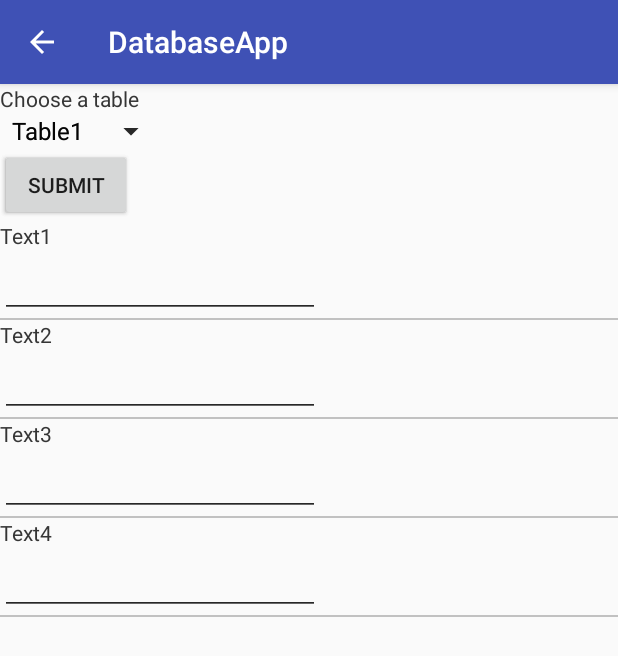
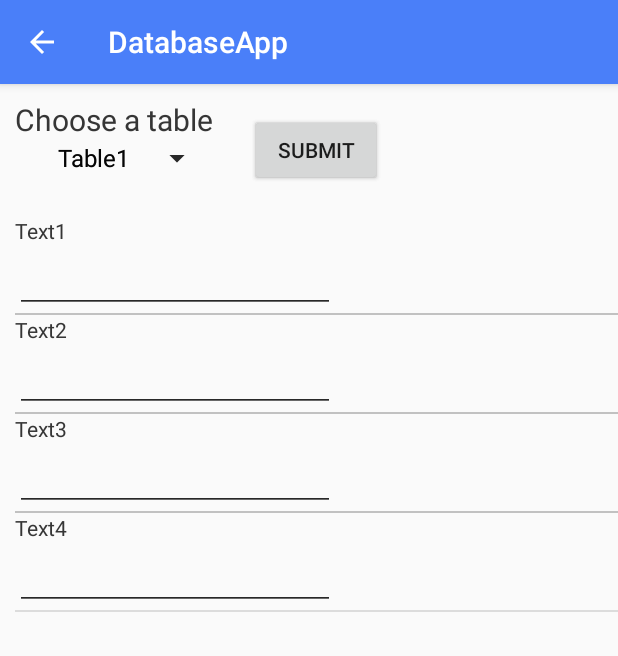
Before and after one commit to colinBranca/Database, an Android app: the InsertDeleteActivity screen opened directly, with no data from a screen before it, on a phone screen of 412 x 824 dp. Shown: the top 656 px of the screen. Run offline under Robolectric (Android 15) with nearby library versions, the phone set to English and light mode, and no system bars.

Commit message:
New layout organisation and unified colour theme

```diff
--- a/DatabaseApp/app/src/main/java/ch/epfl/database/databaseapp/SearchActivity.java
+++ b/DatabaseApp/app/src/main/java/ch/epfl/database/databaseapp/SearchActivity.java
@@ -22,6 +22,7 @@ public class SearchActivity extends AppCompatActivity{
         setContentView(R.layout.activity_search);
 
         final EditText searchText = (EditText) findViewById(R.id.search_text);
+
         Button advancedOptions = (Button) findViewById(R.id.button_advanced);
 
         advancedInvisible();
--- a/DatabaseApp/app/src/main/res/drawable/side_nav_bar.xml
+++ b/DatabaseApp/app/src/main/res/drawable/side_nav_bar.xml
@@ -2,8 +2,8 @@
     android:shape="rectangle">
     <gradient
         android:angle="135"
-        android:centerColor="#4CAF50"
-        android:endColor="#2E7D32"
-        android:startColor="#81C784"
+        android:endColor="@color/colorPrimaryDark"
+        android:centerColor="@color/colorPrimaryCenter"
+        android:startColor="@color/colorPrimary"
         android:type="linear" />
 </shape>
--- a/DatabaseApp/app/src/main/res/layout/activity_insert_delete.xml
+++ b/DatabaseApp/app/src/main/res/layout/activity_insert_delete.xml
@@ -21,68 +21,96 @@
             <FrameLayout
                 android:id="@android:id/tabcontent"
                 android:layout_width="match_parent"
-                android:layout_height="match_parent">
+                android:layout_height="match_parent"
+                android:layout_marginLeft="10sp"
+                android:layout_marginStart="10sp">
 
                 <LinearLayout
                     android:id="@+id/insert_tab"
-                    android:text="@string/insert"
                     android:layout_width="match_parent"
                     android:layout_height="match_parent"
                     android:orientation="vertical">
+
+                    <RelativeLayout
+                        android:layout_width="match_parent"
+                        android:layout_height="wrap_content">
 
                     <TextView
                         android:id="@+id/choose_table_insert"
                         android:layout_width="wrap_content"
                         android:layout_height="wrap_content"
+                        android:layout_marginTop="10sp"
+                        android:textSize="20sp"
                         android:text="@string/choose_a_table" />
 
                     <Spinner
                         android:id="@+id/tables_menu_insert"
                         android:text="@string/tables"
                         android:layout_width="wrap_content"
-                        android:layout_height="wrap_content" />
+                        android:layout_height="wrap_content"
+                        android:layout_below="@+id/choose_table_insert"
+                        android:layout_alignRight="@+id/choose_table_insert"
+                        android:layout_alignEnd="@+id/choose_table_insert" />
 
                     <Button
                         android:id="@+id/submit_insert"
                         android:layout_width="wrap_content"
                         android:layout_height="wrap_content"
-                        android:text="@string/submit" />
+                        android:layout_marginTop="20sp"
+                        android:text="@string/submit"
+                        android:layout_alignParentTop="true"
+                        android:layout_centerHorizontal="true" />
+                    </RelativeLayout>
 
                     <ListView
                         android:id="@+id/elements_to_insert"
                         android:layout_width="match_parent"
-                        android:layout_height="match_parent" />
+                        android:layout_height="wrap_content"
+                        android:layout_marginTop="20sp"/>
                 </LinearLayout>
 
                 <LinearLayout
                     android:id="@+id/delete_tab"
-                    android:text="@string/delete"
                     android:layout_width="match_parent"
                     android:layout_height="match_parent"
                     android:orientation="vertical">
 
+                    <RelativeLayout
+                        android:layout_width="match_parent"
+                        android:layout_height="wrap_content">
+
                         <TextView
                             android:id="@+id/choose_table_delete"
-                        android:layout_width="match_parent"
+                            android:layout_width="wrap_content"
                             android:layout_height="wrap_content"
+                            android:layout_marginTop="10sp"
+                            android:textSize="20sp"
                             android:text="@string/choose_a_table" />
 
                         <Spinner
                             android:id="@+id/tables_menu_delete"
                             android:text="@string/tables"
                             android:layout_width="wrap_content"
-                        android:layout_height="wrap_content" />
+                            android:layout_height="wrap_content"
+                            android:layout_below="@+id/choose_table_delete"
+                            android:layout_alignRight="@+id/choose_table_delete"
+                            android:layout_alignEnd="@+id/choose_table_delete"/>
 
                         <Button
                             android:id="@+id/submit_delete"
                             android:layout_width="wrap_content"
                             android:layout_height="wrap_content"
-                        android:text="@string/submit" />
+                            android:text="@string/submit"
+                            android:layout_marginTop="20sp"
+                            android:layout_alignParentTop="true"
+                            android:layout_centerHorizontal="true"/>
+                    </RelativeLayout>
 
                     <ListView
                         android:id="@+id/elements_to_delete"
                         android:layout_width="match_parent"
-                        android:layout_height="match_parent" />
+                        android:layout_height="match_parent"
+                        android:layout_marginTop="20sp"/>
 
                 </LinearLayout>
 
--- a/DatabaseApp/app/src/main/res/values/colors.xml
+++ b/DatabaseApp/app/src/main/res/values/colors.xml
@@ -1,6 +1,7 @@
 <?xml version="1.0" encoding="utf-8"?>
 <resources>
-    <color name="colorPrimary">#3F51B5</color>
-    <color name="colorPrimaryDark">#303F9F</color>
-    <color name="colorAccent">#FF4081</color>
+    <color name="colorPrimary">#4a7ff9</color>
+    <color name="colorPrimaryDark">#024eff</color>
+    <color name="colorPrimaryCenter">#2a67f7</color>
+    <color name="colorAccent">#4a7ff9</color>
 </resources>
--- a/DatabaseApp/app/src/main/res/values/strings.xml
+++ b/DatabaseApp/app/src/main/res/values/strings.xml
@@ -11,8 +11,7 @@
     <string name="delete">Delete</string>
     <string name="advanced_options">Advanced Options</string>
     <string name="tables_to_search">Tables to search</string>
-    <string name="search">Search</string>
+    <string name="search">Search…</string>
     <string name="queries">Queries</string>
     <string name="insert_delete">Insert/Delete</string>
-
 </resources>
```
Also changed, not shown: DatabaseApp/app/src/main/res/layout/activity_search.xml (+16 -4 lines). Lines whose indentation alone changed are shown as unchanged.
